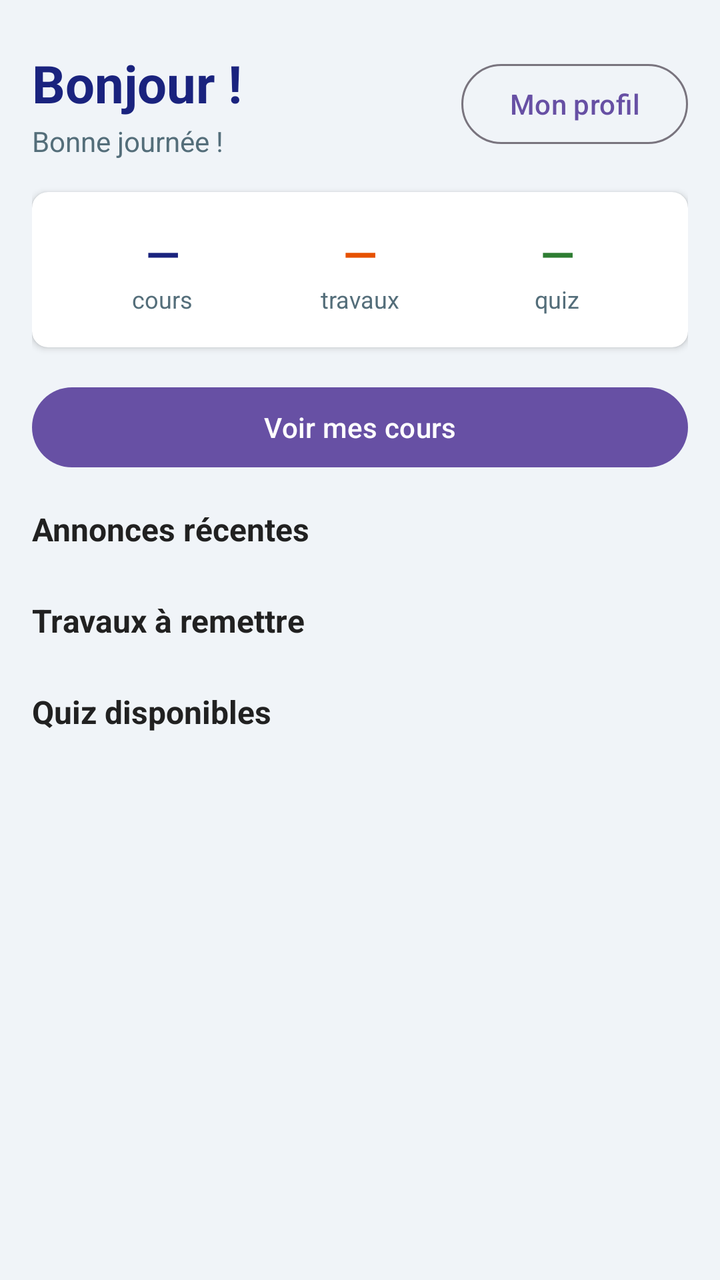
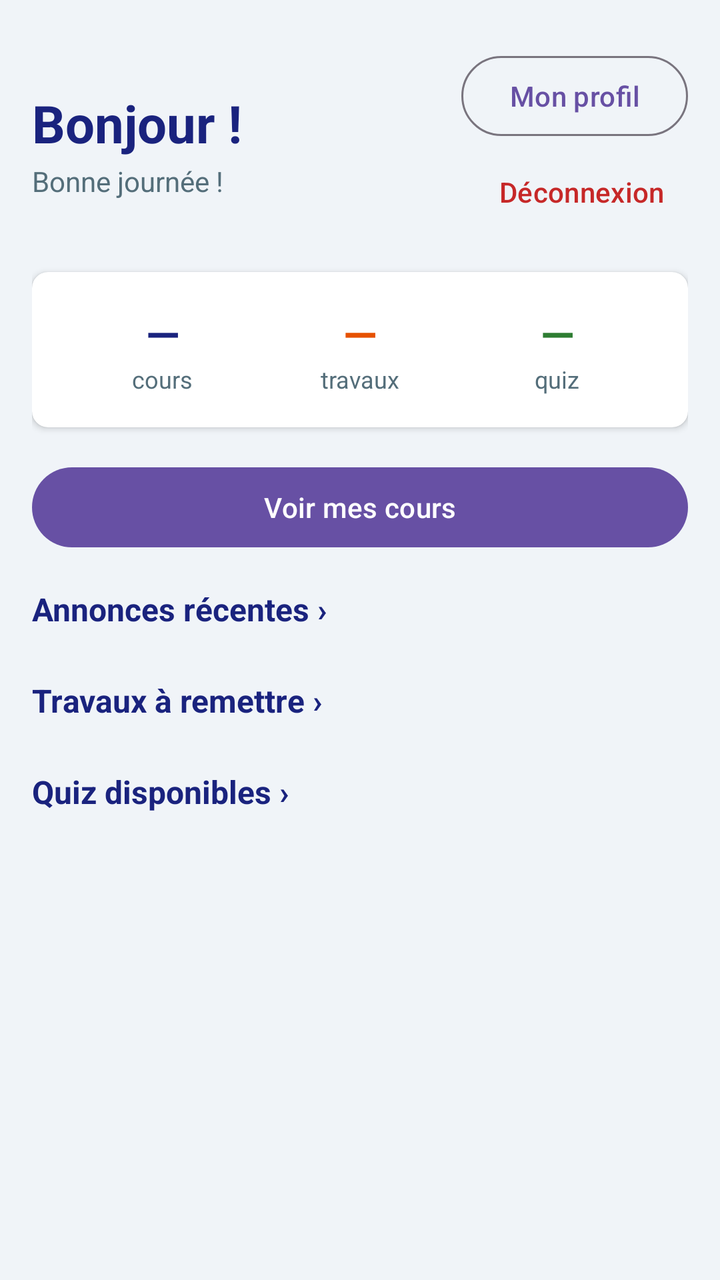

Compare the two renders of this Android layout. The source of the first and the diff that turns it into the second are given below.
<!-- AndroidManifest.xml: application theme Theme.MiniMoodle -->
<!-- res/layout/activity_tableau_de_bord.xml -->
<?xml version="1.0" encoding="utf-8"?>
<androidx.core.widget.NestedScrollView xmlns:android="http://schemas.android.com/apk/res/android"
    xmlns:app="http://schemas.android.com/apk/res-auto"
    android:id="@+id/main"
    android:layout_width="match_parent"
    android:layout_height="match_parent"
    android:background="#F0F4F8">

    <LinearLayout
        android:layout_width="match_parent"
        android:layout_height="wrap_content"
        android:orientation="vertical"
        android:padding="16dp">

        <LinearLayout
            android:layout_width="match_parent"
            android:layout_height="wrap_content"
            android:orientation="horizontal"
            android:gravity="center_vertical"
            android:layout_marginTop="8dp"
            android:layout_marginBottom="16dp">

            <LinearLayout
                android:layout_width="0dp"
                android:layout_height="wrap_content"
                android:layout_weight="1"
                android:orientation="vertical">

                <TextView
                    android:id="@+id/tvBonjour"
                    android:layout_width="wrap_content"
                    android:layout_height="wrap_content"
                    android:text="Bonjour !"
                    android:textSize="26sp"
                    android:textStyle="bold"
                    android:textColor="#1A237E"
                    android:layout_marginBottom="2dp" />

                <TextView
                    android:id="@+id/tvSousBonjour"
                    android:layout_width="wrap_content"
                    android:layout_height="wrap_content"
                    android:text="Bonne journée !"
                    android:textSize="14sp"
                    android:textColor="#546E7A" />

            </LinearLayout>

            <Button
                android:id="@+id/btnProfil"
                style="@style/Widget.Material3.Button.OutlinedButton"
                android:layout_width="wrap_content"
                android:layout_height="wrap_content"
                android:text="Mon profil" />

        </LinearLayout>

        <androidx.cardview.widget.CardView
            android:layout_width="match_parent"
            android:layout_height="wrap_content"
            android:layout_marginBottom="16dp"
            app:cardCornerRadius="8dp"
            app:cardElevation="2dp"
            app:cardBackgroundColor="@color/white">

            <LinearLayout
                android:layout_width="match_parent"
                android:layout_height="wrap_content"
                android:orientation="horizontal"
                android:padding="16dp">

                <LinearLayout
                    android:layout_width="0dp"
                    android:layout_height="wrap_content"
                    android:layout_weight="1"
                    android:orientation="vertical"
                    android:gravity="center">

                    <TextView
                        android:id="@+id/tvStatCours"
                        android:layout_width="wrap_content"
                        android:layout_height="wrap_content"
                        android:text="—"
                        android:textSize="22sp"
                        android:textStyle="bold"
                        android:textColor="#1A237E" />

                    <TextView
                        android:layout_width="wrap_content"
                        android:layout_height="wrap_content"
                        android:text="cours"
                        android:textSize="12sp"
                        android:textColor="#546E7A" />
                </LinearLayout>

                <LinearLayout
                    android:layout_width="0dp"
                    android:layout_height="wrap_content"
                    android:layout_weight="1"
                    android:orientation="vertical"
                    android:gravity="center">

                    <TextView
                        android:id="@+id/tvStatTravaux"
                        android:layout_width="wrap_content"
                        android:layout_height="wrap_content"
                        android:text="—"
                        android:textSize="22sp"
                        android:textStyle="bold"
                        android:textColor="#E65100" />

                    <TextView
                        android:layout_width="wrap_content"
                        android:layout_height="wrap_content"
                        android:text="travaux"
                        android:textSize="12sp"
                        android:textColor="#546E7A" />
                </LinearLayout>

                <LinearLayout
                    android:layout_width="0dp"
                    android:layout_height="wrap_content"
                    android:layout_weight="1"
                    android:orientation="vertical"
                    android:gravity="center">

                    <TextView
                        android:id="@+id/tvStatQuiz"
                        android:layout_width="wrap_content"
                        android:layout_height="wrap_content"
                        android:text="—"
                        android:textSize="22sp"
                        android:textStyle="bold"
                        android:textColor="#2E7D32" />

                    <TextView
                        android:layout_width="wrap_content"
                        android:layout_height="wrap_content"
                        android:text="quiz"
                        android:textSize="12sp"
                        android:textColor="#546E7A" />
                </LinearLayout>

            </LinearLayout>
        </androidx.cardview.widget.CardView>

        <Button
            android:id="@+id/btnVoirCours"
            android:layout_width="match_parent"
            android:layout_height="wrap_content"
            android:text="Voir mes cours"
            android:layout_marginBottom="16dp" />

        <TextView
            android:layout_width="wrap_content"
            android:layout_height="wrap_content"
            android:text="Annonces récentes"
            android:textSize="16sp"
            android:textStyle="bold"
            android:textColor="#212121"
            android:layout_marginBottom="8dp" />

        <androidx.cardview.widget.CardView
            android:layout_width="match_parent"
            android:layout_height="wrap_content"
            android:layout_marginBottom="16dp"
            app:cardCornerRadius="8dp"
            app:cardElevation="2dp"
            app:cardBackgroundColor="@color/white">

            <LinearLayout
                android:id="@+id/llAnnonces"
                android:layout_width="match_parent"
                android:layout_height="wrap_content"
                android:orientation="vertical" />

        </androidx.cardview.widget.CardView>

        <TextView
            android:layout_width="wrap_content"
            android:layout_height="wrap_content"
            android:text="Travaux à remettre"
            android:textSize="16sp"
            android:textStyle="bold"
            android:textColor="#212121"
            android:layout_marginBottom="8dp" />

        <androidx.cardview.widget.CardView
            android:layout_width="match_parent"
            android:layout_height="wrap_content"
            android:layout_marginBottom="16dp"
            app:cardCornerRadius="8dp"
            app:cardElevation="2dp"
            app:cardBackgroundColor="@color/white">

            <LinearLayout
                android:id="@+id/llTravaux"
                android:layout_width="match_parent"
                android:layout_height="wrap_content"
                android:orientation="vertical" />

        </androidx.cardview.widget.CardView>

        <TextView
            android:layout_width="wrap_content"
            android:layout_height="wrap_content"
            android:text="Quiz disponibles"
            android:textSize="16sp"
            android:textStyle="bold"
            android:textColor="#212121"
            android:layout_marginBottom="8dp" />

        <androidx.cardview.widget.CardView
            android:layout_width="match_parent"
            android:layout_height="wrap_content"
            android:layout_marginBottom="16dp"
            app:cardCornerRadius="8dp"
            app:cardElevation="2dp"
            app:cardBackgroundColor="@color/white">

            <LinearLayout
                android:id="@+id/llQuizzes"
                android:layout_width="match_parent"
                android:layout_height="wrap_content"
                android:orientation="vertical" />

        </androidx.cardview.widget.CardView>

    </LinearLayout>
</androidx.core.widget.NestedScrollView>
<!-- resources referenced by this layout -->
<resources>
  <color name="white">#FFFFFFFF</color>
  <style name="Theme.MiniMoodle" parent="Base.Theme.MiniMoodle" />
  <style name="Base.Theme.MiniMoodle" parent="Theme.Material3.DayNight.NoActionBar">
          
          
      </style>
</resources>

<!-- the commit's change to res/layout/activity_tableau_de_bord.xml (unified diff, before → after) -->
@@ -46,12 +46,28 @@
 
             </LinearLayout>
 
-            <Button
-                android:id="@+id/btnProfil"
-                style="@style/Widget.Material3.Button.OutlinedButton"
+            <LinearLayout
                 android:layout_width="wrap_content"
                 android:layout_height="wrap_content"
-                android:text="Mon profil" />
+                android:orientation="vertical"
+                android:gravity="end">
+
+                <Button
+                    android:id="@+id/btnProfil"
+                    style="@style/Widget.Material3.Button.OutlinedButton"
+                    android:layout_width="wrap_content"
+                    android:layout_height="wrap_content"
+                    android:text="Mon profil" />
+
+                <Button
+                    android:id="@+id/btnDeconnexion"
+                    style="@style/Widget.Material3.Button.TextButton"
+                    android:layout_width="wrap_content"
+                    android:layout_height="wrap_content"
+                    android:text="Déconnexion"
+                    android:textColor="#C62828" />
+
+            </LinearLayout>
 
         </LinearLayout>
 
@@ -152,13 +168,16 @@
             android:layout_marginBottom="16dp" />
 
         <TextView
-            android:layout_width="wrap_content"
-            android:layout_height="wrap_content"
-            android:text="Annonces récentes"
+            android:id="@+id/tvTitreAnnonces"
+            android:layout_width="match_parent"
+            android:layout_height="wrap_content"
+            android:text="Annonces récentes ›"
             android:textSize="16sp"
             android:textStyle="bold"
-            android:textColor="#212121"
-            android:layout_marginBottom="8dp" />
+            android:textColor="#1A237E"
+            android:layout_marginBottom="8dp"
+            android:clickable="true"
+            android:focusable="true" />
 
         <androidx.cardview.widget.CardView
             android:layout_width="match_parent"
@@ -177,13 +196,16 @@
         </androidx.cardview.widget.CardView>
 
         <TextView
-            android:layout_width="wrap_content"
-            android:layout_height="wrap_content"
-            android:text="Travaux à remettre"
+            android:id="@+id/tvTitreTravaux"
+            android:layout_width="match_parent"
+            android:layout_height="wrap_content"
+            android:text="Travaux à remettre ›"
             android:textSize="16sp"
             android:textStyle="bold"
-            android:textColor="#212121"
-            android:layout_marginBottom="8dp" />
+            android:textColor="#1A237E"
+            android:layout_marginBottom="8dp"
+            android:clickable="true"
+            android:focusable="true" />
 
         <androidx.cardview.widget.CardView
             android:layout_width="match_parent"
@@ -202,13 +224,16 @@
         </androidx.cardview.widget.CardView>
 
         <TextView
-            android:layout_width="wrap_content"
-            android:layout_height="wrap_content"
-            android:text="Quiz disponibles"
+            android:id="@+id/tvTitreQuiz"
+            android:layout_width="match_parent"
+            android:layout_height="wrap_content"
+            android:text="Quiz disponibles ›"
             android:textSize="16sp"
             android:textStyle="bold"
-            android:textColor="#212121"
-            android:layout_marginBottom="8dp" />
+            android:textColor="#1A237E"
+            android:layout_marginBottom="8dp"
+            android:clickable="true"
+            android:focusable="true" />
 
         <androidx.cardview.widget.CardView
             android:layout_width="match_parent"
